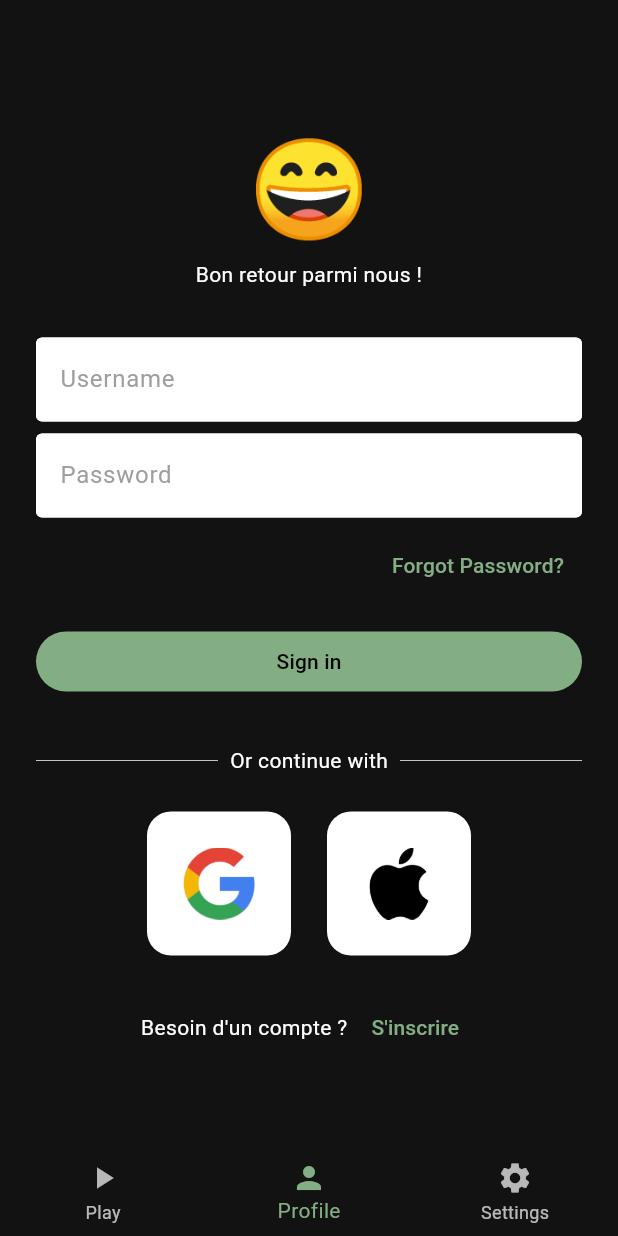
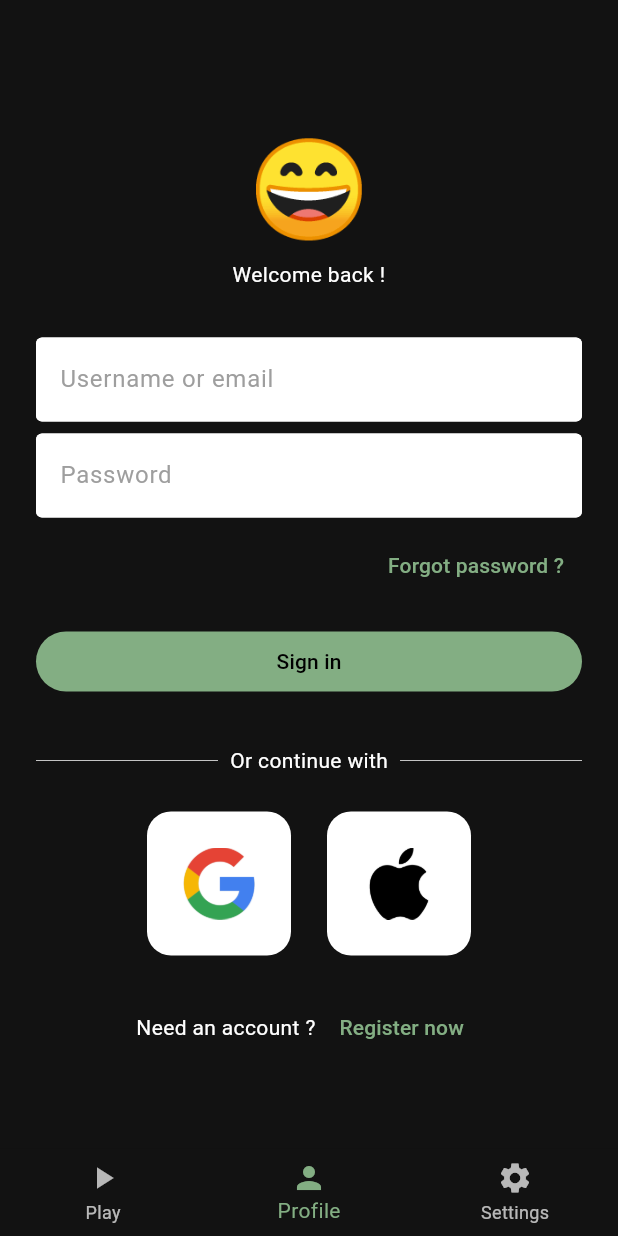
Before and after one commit to ChreSyr/crea_chess, a Flutter app: the screen it shows after launch, swiped to page 2, on a phone screen of 412 x 824 dp. Run offline on Flutter 3.47's test engine with Material 2 defaults, Android fonts, the phone set to English and light mode, and no system bars; our stand-ins replace fast_immutable_collections, firebase_auth, firebase_core, flutter_bloc, freezed_annotation, gap and 2 more; missing offline and left inert: chessground, dartchess; accounts and stored records are empty; generated files the repository leaves out were written again.

Commit message:
Updated l10n

```diff
--- a/l10n.yaml
+++ b/l10n.yaml
@@ -1,3 +1,3 @@
-arb-dir: lib/l10n/arb
+arb-dir: lib/package/l10n/arb
 template-arb-file: app_en.arb
 output-localization-file: app_localizations.dart
--- a/lib/app.dart
+++ b/lib/app.dart
@@ -1,6 +1,6 @@
 import 'package:crea_chess/authentication/authentication_cubit.dart';
 import 'package:crea_chess/route/home/home_page.dart';
-import 'package:crea_chess/l10n/l10n.dart';
+import 'package:crea_chess/package/l10n/l10n.dart';
 import 'package:crea_chess/settings/cubit/preferences_cubit.dart';
 import 'package:crea_chess/settings/cubit/preferences_state.dart';
 import 'package:crea_chess/utils/constants.dart';
--- /dev/null
+++ b/lib/package/l10n/arb/app_en.arb
@@ -0,0 +1,16 @@
+{
+  "@@locale": "en",
+  "chooseColor": "Choose a color",
+  "disconnect": "Sign out",
+  "needAccount": "Need an account ?",
+  "orContinueWith": "Or continue with",
+  "password": "Password",
+  "passwordForgot": "Forgot password ?",
+  "play": "Play",
+  "profile": "Profile",
+  "registerNow": "Register now",
+  "settings": "Settings",
+  "signin": "Sign in",
+  "usernameOrMail": "Username or email",
+  "welcomeBack": "Welcome back !"
+}
--- a/lib/route/home/home_page.dart
+++ b/lib/route/home/home_page.dart
@@ -1,4 +1,4 @@
-import 'package:crea_chess/l10n/l10n.dart';
+import 'package:crea_chess/package/l10n/l10n.dart';
 import 'package:crea_chess/route/home/screen/profile_screen.dart';
 import 'package:crea_chess/route/home/screen/select_game_page.dart';
 import 'package:crea_chess/route/home/screen/settings_screen.dart';
--- a/lib/route/home/screen/profile_screen.dart
+++ b/lib/route/home/screen/profile_screen.dart
@@ -6,6 +6,7 @@ import 'package:crea_chess/package/atomic_design/widget/gap.dart';
 import 'package:crea_chess/package/atomic_design/padding.dart';
 import 'package:crea_chess/package/atomic_design/size.dart';
 import 'package:crea_chess/package/atomic_design/widget/card_button.dart';
+import 'package:crea_chess/package/l10n/l10n.dart';
 import 'package:firebase_auth/firebase_auth.dart';
 import 'package:flutter/material.dart';
 import 'package:flutter_bloc/flutter_bloc.dart';
@@ -61,8 +62,8 @@ class _SigninScreen extends StatelessWidget {
           style: TextStyle(fontSize: CCSize.xxxlarge),
           textAlign: TextAlign.center,
         ),
-        const Text(
-          'Bon retour parmi nous !',
+        Text(
+          context.l10n.welcomeBack,
           textAlign: TextAlign.center,
         ),
 
@@ -72,7 +73,7 @@ class _SigninScreen extends StatelessWidget {
         TextField(
           decoration: CCInputDecoration(
             context: context,
-            hintText: 'Username',
+            hintText: context.l10n.usernameOrMail,
           ),
         ),
 
@@ -83,7 +84,7 @@ class _SigninScreen extends StatelessWidget {
           obscureText: true,
           decoration: CCInputDecoration(
             context: context,
-            hintText: 'Password',
+            hintText: context.l10n.password,
           ),
         ),
 
@@ -94,7 +95,7 @@ class _SigninScreen extends StatelessWidget {
           alignment: Alignment.centerRight,
           child: TextButton(
             onPressed: () {},
-            child: const Text('Forgot Password?'),
+            child: Text(context.l10n.passwordForgot),
           ),
         ),
 
@@ -103,7 +104,7 @@ class _SigninScreen extends StatelessWidget {
         // sign in button
         FilledButton(
           onPressed: () {},
-          child: const Text('Sign in'),
+          child: Text(context.l10n.signin),
         ),
 
         CCGap.xlarge,
@@ -113,7 +114,7 @@ class _SigninScreen extends StatelessWidget {
           children: [
             Expanded(child: CCDivider.xthin),
             CCGap.small,
-            const Text('Or continue with'),
+            Text(context.l10n.orContinueWith),
             CCGap.small,
             Expanded(child: CCDivider.xthin),
           ],
@@ -152,11 +153,11 @@ class _SigninScreen extends StatelessWidget {
         Row(
           mainAxisAlignment: MainAxisAlignment.center,
           children: [
-            const Text('Besoin d\'un compte ?'),
+            Text(context.l10n.needAccount),
             CCGap.xsmall,
             TextButton(
               onPressed: () {},
-              child: const Text('S\'inscrire'),
+              child: Text(context.l10n.registerNow),
             ),
           ],
         )
@@ -185,7 +186,7 @@ class _ProfileScreen extends StatelessWidget {
             ElevatedButton.icon(
               onPressed: context.read<AuthenticationCubit>().signoutRequested,
               icon: const Icon(Icons.logout),
-              label: const Text('Se déconnecter'),
+              label: Text(context.l10n.disconnect),
             ),
           ],
         );
--- a/lib/route/home/screen/settings_screen.dart
+++ b/lib/route/home/screen/settings_screen.dart
@@ -1,5 +1,5 @@
-import 'package:crea_chess/l10n/get_locale_flag.dart';
-import 'package:crea_chess/l10n/l10n.dart';
+import 'package:crea_chess/package/l10n/get_locale_flag.dart';
+import 'package:crea_chess/package/l10n/l10n.dart';
 import 'package:crea_chess/settings/cubit/preferences_cubit.dart';
 import 'package:crea_chess/settings/cubit/preferences_state.dart';
 import 'package:crea_chess/utils/constants.dart';
@@ -38,7 +38,7 @@ class SettingsScreen extends StatelessWidget {
         context: context,
         builder: (BuildContext context) {
           return SimpleDialog(
-            title: Center(child: Text(context.l10n.choose_color)),
+            title: Center(child: Text(context.l10n.chooseColor)),
             children: <Widget>[
               const SizedBox(height: 30),
               Row(
--- a/lib/settings/cubit/preferences_cubit.dart
+++ b/lib/settings/cubit/preferences_cubit.dart
@@ -2,7 +2,7 @@
 
 import 'dart:ui';
 
-import 'package:crea_chess/l10n/l10n.dart';
+import 'package:crea_chess/package/l10n/l10n.dart';
 import 'package:crea_chess/settings/cubit/preferences_state.dart';
 import 'package:hydrated_bloc/hydrated_bloc.dart';
 
```
Also changed, not shown: lib/l10n/arb/app_en.arb (deleted, +0 -11 lines), lib/l10n/arb/app_fr.arb (deleted, +0 -11 lines), lib/package/l10n/arb/app_fr.arb (added, +16 -0 lines), lib/package/l10n/get_locale_flag.dart (renamed from lib/l10n/get_locale_flag.dart), lib/package/l10n/l10n.dart (renamed from lib/l10n/l10n.dart).
